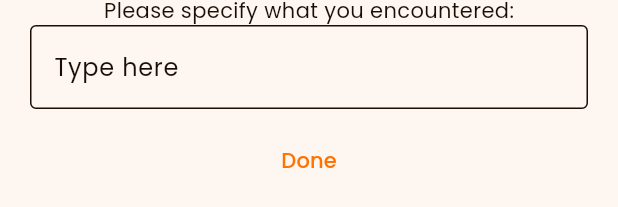
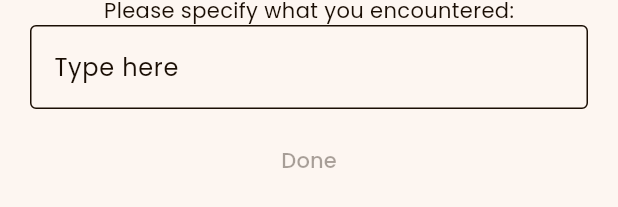
Before and after one commit to keannugran19/crabcheck, a Flutter app: the ReportDialog widget shown alone on an empty page, opened directly, on a phone screen of 412 x 824 dp. Shown: the part 347-554 px from the top of the screen. Run offline on Flutter 3.47's test engine with Material 3 defaults, Android fonts, the phone set to English and light mode, and no system bars; our stand-ins replace cloud_firestore, firebase_core, firebase_storage, geolocator, image_picker; missing offline and left inert: flutter_tflite; accounts and stored records are empty.

Commit message:
UPDATE report button UX

```diff
--- a/lib/pages/report_page.dart
+++ b/lib/pages/report_page.dart
@@ -1,7 +1,7 @@
 import 'package:cloud_firestore/cloud_firestore.dart';
 import 'package:flutter/material.dart';
 
-// access collection
+// Access collection
 CollectionReference collectionRef =
     FirebaseFirestore.instance.collection('userReports');
 
@@ -18,26 +18,13 @@ bool othersChecked = false;
 TextEditingController specifyField = TextEditingController();
 
 class _ReportDialogState extends State<ReportDialog> {
-  @override
-  void initState() {
-    super.initState();
-  }
+  bool _isButtonEnabled = false;
 
-  @override
-  void dispose() {
-    super.dispose();
-  }
-
-  Color getColor(Set<WidgetState> states) {
-    const Set<WidgetState> interactiveStates = <WidgetState>{
-      WidgetState.pressed,
-      WidgetState.hovered,
-      WidgetState.focused,
-    };
-    if (states.any(interactiveStates.contains)) {
-      return Colors.grey;
-    }
-    return Colors.white;
+  void _updateButtonState() {
+    setState(() {
+      // enable button if any checkbox is selected
+      _isButtonEnabled = imageChecked || interfaceChecked || othersChecked;
+    });
   }
 
   @override
@@ -62,12 +49,16 @@ class _ReportDialogState extends State<ReportDialog> {
             children: [
               Checkbox(
                 checkColor: Colors.black,
-                fillColor: WidgetStateProperty.resolveWith(getColor),
+                fillColor: WidgetStateProperty.resolveWith((states) =>
+                    states.contains(WidgetState.pressed)
+                        ? Colors.grey
+                        : Colors.white),
                 value: imageChecked,
                 onChanged: (bool? value) {
                   setState(() {
                     imageChecked = value!;
                   });
+                  _updateButtonState();
                 },
               ),
               const Text("Result is Inaccurate")
@@ -79,12 +70,16 @@ class _ReportDialogState extends State<ReportDialog> {
             children: [
               Checkbox(
                 checkColor: Colors.black,
-                fillColor: WidgetStateProperty.resolveWith(getColor),
+                fillColor: WidgetStateProperty.resolveWith((states) =>
+                    states.contains(WidgetState.pressed)
+                        ? Colors.grey
+                        : Colors.white),
                 value: interfaceChecked,
                 onChanged: (bool? value) {
                   setState(() {
                     interfaceChecked = value!;
                   });
+                  _updateButtonState();
                 },
               ),
               const Text("User Interface bug")
@@ -96,12 +91,16 @@ class _ReportDialogState extends State<ReportDialog> {
             children: [
               Checkbox(
                 checkColor: Colors.black,
-                fillColor: WidgetStateProperty.resolveWith(getColor),
+                fillColor: WidgetStateProperty.resolveWith((states) =>
+                    states.contains(WidgetState.pressed)
+                        ? Colors.grey
+                        : Colors.white),
                 value: othersChecked,
                 onChanged: (bool? value) {
                   setState(() {
                     othersChecked = value!;
                   });
+                  _updateButtonState();
                 },
               ),
               const Text("Others")
@@ -121,8 +120,9 @@ class _ReportDialogState extends State<ReportDialog> {
 
           // Done button
           TextButton(
-            onPressed: () async {
-// data format to send to firestore
+            onPressed: _isButtonEnabled
+                ? () async {
+                    // Data format to send to Firestore
                     final userReport = {
                       "innacurate": imageChecked,
                       "uiBug": interfaceChecked,
@@ -131,11 +131,12 @@ class _ReportDialogState extends State<ReportDialog> {
                       "timestamp": Timestamp.now()
                     };
 
-// add data to collection
-              collectionRef.add(userReport);
+                    // Add data to collection
+                    await collectionRef.add(userReport);
 
                     Navigator.pop(context);
-            },
+                  }
+                : null, // Disable button when no checkbox is selected
             child: const Text('Done'),
           ),
         ],
```
Lines whose indentation alone changed are shown as unchanged.
